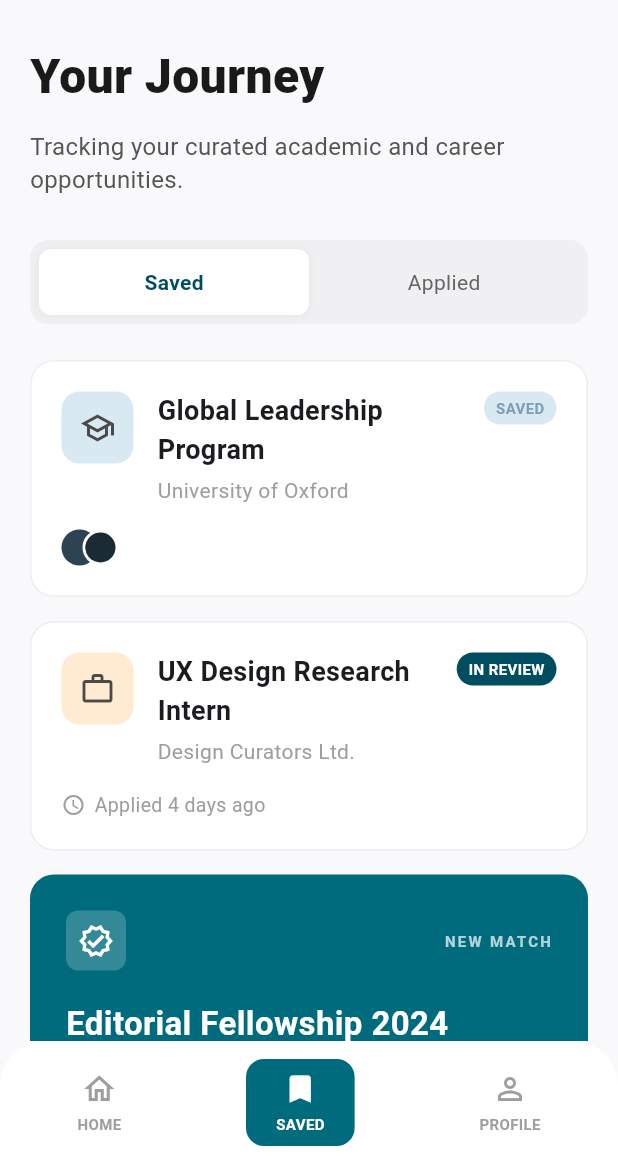
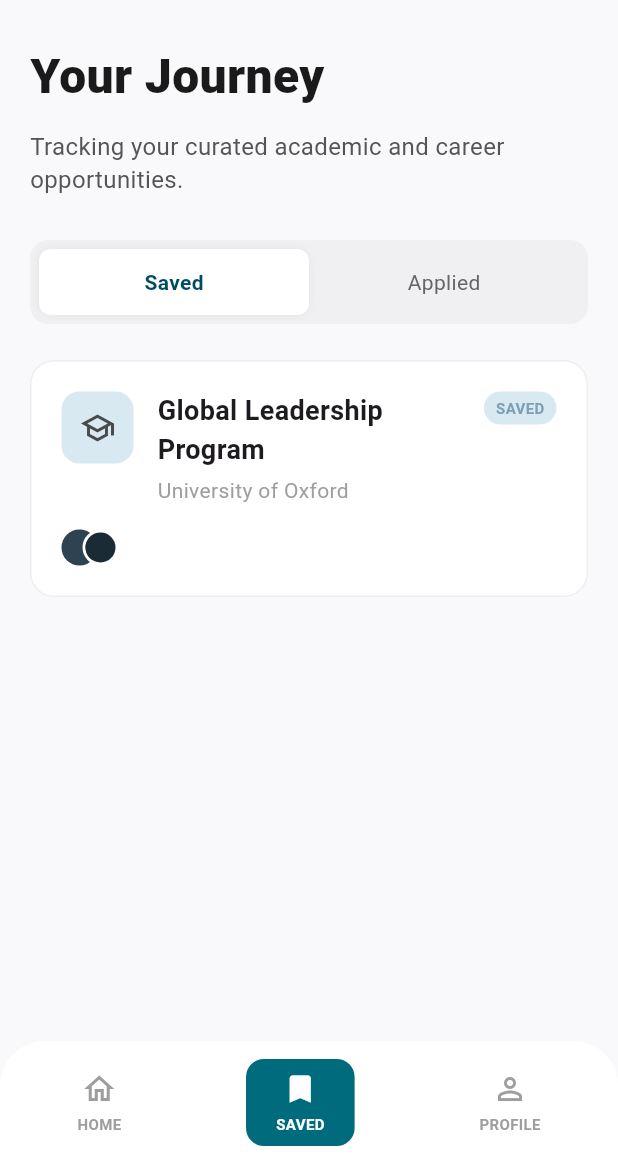
Before and after one commit to Belaw19/Zewg, a Flutter app: the JourneyPage screen opened by its route, on a phone screen of 412 x 824 dp, the part 72-1236 px from its top. Run offline on Flutter 3.47's test engine with Material 3 defaults, Android fonts, the phone set to English and light mode, and no system bars; our stand-ins replace go_router; Roboto replaces fonts that are missing (Manrope).

Commit message:
removing review match cards from saved messages

```diff
--- a/lib/features/profile/presentation/screens/journey_page.dart
+++ b/lib/features/profile/presentation/screens/journey_page.dart
@@ -119,87 +119,6 @@ class JourneyPage extends StatelessWidget {
               isSaved: true,
             ),
 
-            const SizedBox(height: 16),
-
-            // Card 2: UX Design Research Intern
-            _buildOpportunityCard(
-              icon: Icons.work_outline,
-              iconBg: const Color(0xFFFFEAD2),
-              title: 'UX Design Research Intern',
-              subtitle: 'Design Curators Ltd.',
-              tag: 'IN REVIEW',
-              tagBg: const Color(0xFF004D61),
-              tagTextColor: Colors.white,
-              footer: 'Applied 4 days ago',
-              isSaved: false,
-            ),
-
-            const SizedBox(height: 16),
-
-            // New Match Card
-            Container(
-              padding: const EdgeInsets.all(24),
-              decoration: BoxDecoration(
-                color: const Color(0xFF006B7D),
-                borderRadius: BorderRadius.circular(16),
-              ),
-              child: Column(
-                crossAxisAlignment: CrossAxisAlignment.start,
-                children: [
-                  Row(
-                    mainAxisAlignment: MainAxisAlignment.spaceBetween,
-                    children: [
-                      Container(
-                        padding: const EdgeInsets.all(8),
-                        decoration: BoxDecoration(
-                          color: Colors.white.withOpacity(0.2),
-                          borderRadius: BorderRadius.circular(8),
-                        ),
-                        child: const Icon(Icons.verified_outlined, color: Colors.white),
-                      ),
-                      const Text(
-                        'NEW MATCH',
-                        style: TextStyle(
-                          color: Colors.white70,
-                          fontSize: 10,
-                          letterSpacing: 1.5,
-                          fontWeight: FontWeight.bold,
-                        ),
-                      ),
-                    ],
-                  ),
-                  const SizedBox(height: 20),
-                  const Text(
-                    'Editorial Fellowship 2024',
-                    style: TextStyle(
-                      color: Colors.white,
-                      fontSize: 22,
-                      fontWeight: FontWeight.bold,
-                    ),
-                  ),
-                  const SizedBox(height: 10),
-                  const Text(
-                    'Based on your saved interests in academic publishing and design.',
-                    style: TextStyle(color: Colors.white, height: 1.4),
-                  ),
-                  const SizedBox(height: 20),
-                  SizedBox(
-                    width: double.infinity,
-                    child: ElevatedButton(
-                      onPressed: () => context.go(RoutePaths.homeAll),
-                      style: ElevatedButton.styleFrom(
-                        backgroundColor: Colors.white,
-                        foregroundColor: const Color(0xFF004D61),
-                        shape: RoundedRectangleBorder(borderRadius: BorderRadius.circular(12)),
-                        padding: const EdgeInsets.symmetric(vertical: 16),
-                        elevation: 0,
-                      ),
-                      child: const Text('Review Match', style: TextStyle(fontWeight: FontWeight.bold)),
-                    ),
-                  )
-                ],
-              ),
-            ),
             const SizedBox(height: 100), // Space for bottom nav
           ],
         ),
```
